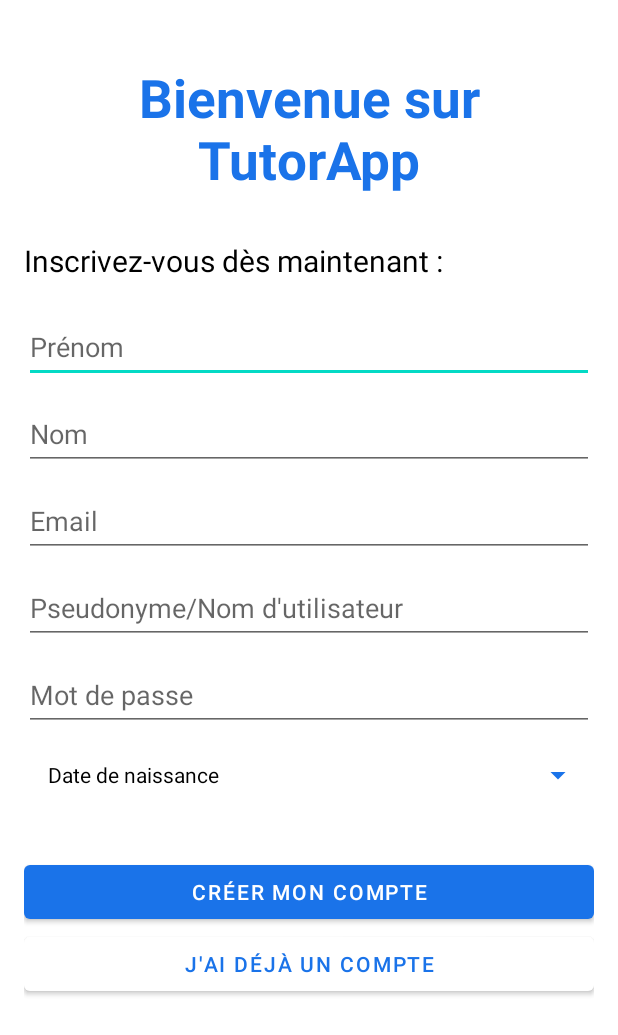
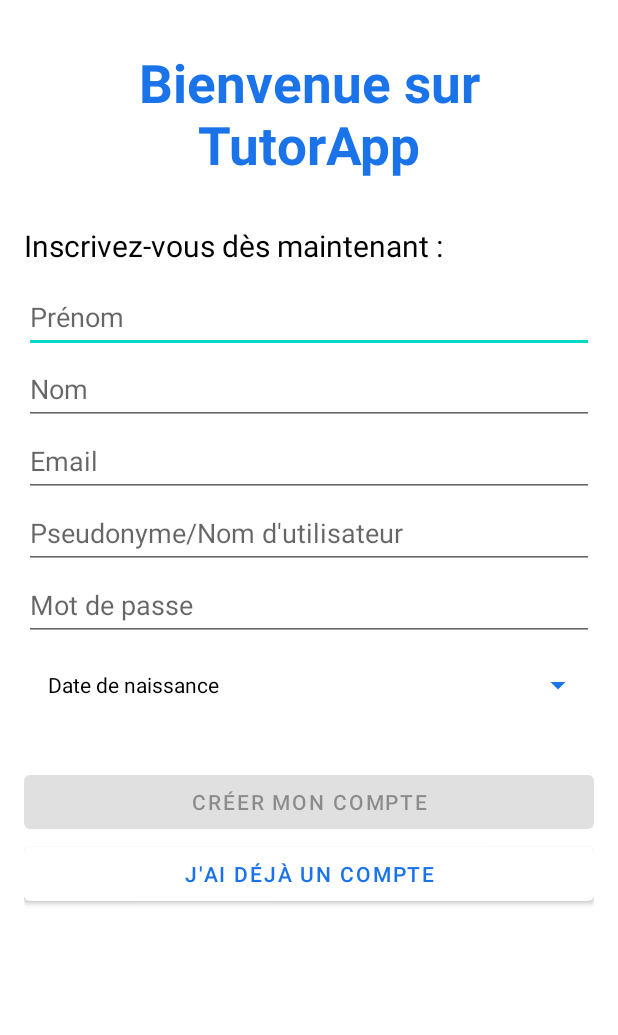
Before and after one commit to toma-demagn/Incoming, an Android app: the screen it shows after launch (SignUpActivity), on a phone screen of 412 x 824 dp. Shown: the top 1035 px of the screen. Run offline under Robolectric (Android 15) with nearby library versions, the phone set to English and light mode, and no system bars.

Commit message:
SignUp : check the empty fields

```diff
--- a/app/src/main/java/com/example/tutorapp/SignUpActivity.kt
+++ b/app/src/main/java/com/example/tutorapp/SignUpActivity.kt
@@ -3,13 +3,22 @@ package com.example.tutorapp
 import android.app.DatePickerDialog
 import android.content.Intent
 import android.os.Bundle
+import android.text.Editable
+import android.text.TextWatcher
+import android.util.Log
 import android.view.View
 import android.widget.Button
+import android.widget.EditText
 import androidx.appcompat.app.AppCompatActivity
 import com.example.tutorapp.ui.login.LoginActivity
 import java.util.*
+import kotlin.collections.ArrayList
 
 class SignUpActivity : AppCompatActivity() {
+
+    private lateinit var editTextList: ArrayList<EditText>
+    private var dateOfBirthValue = ""
+    private var iCount = 0
 
     override fun onCreate(savedInstanceState: Bundle?) {
         super.onCreate(savedInstanceState)
@@ -17,6 +26,52 @@ class SignUpActivity : AppCompatActivity() {
         Locale.setDefault(Locale.FRANCE)
         // Hide the action bar on this activity
         supportActionBar?.hide()
+
+        // Init the edit text inputs
+        val firstNameEditText = findViewById<EditText>(R.id.signUp_firstNameEditText)
+        val lastNameEditText = findViewById<EditText>(R.id.signUp_lastNameEditText)
+        val emailEditText = findViewById<EditText>(R.id.signUp_emailEditText)
+        val usernameEditText = findViewById<EditText>(R.id.signUp_usernameEditText)
+        val passwordEditText = findViewById<EditText>(R.id.signUp_passwordEditText)
+        // Create a list of all edit text
+        editTextList = arrayListOf(firstNameEditText, lastNameEditText, emailEditText, usernameEditText, passwordEditText)
+
+        // Add a listener on each editText
+        for (e in editTextList) {
+            e.addTextChangedListener(object: TextWatcher {
+                override fun beforeTextChanged(p0: CharSequence?, p1: Int, p2: Int, p3: Int) {
+                }
+
+                override fun onTextChanged(p0: CharSequence?, p1: Int, p2: Int, p3: Int) {
+                }
+
+                override fun afterTextChanged(p0: Editable?) {
+                    checkInputsValues()
+                }
+            })
+        }
+    }
+
+    /**
+     * Method to check all the inputs values in order to enable or disable the register button
+     */
+    fun checkInputsValues() {
+        var isDataValid = true
+        // Check the editText inputs
+        for (e in editTextList) {
+            if (e.text.isNullOrEmpty()) {
+                isDataValid = false
+            }
+        }
+        // Check the date of birth value (only if the isDataValid value is still true)
+        if (isDataValid && dateOfBirthValue.isEmpty()) {
+            isDataValid = false
+        }
+        // Enable or disable the register button
+        val registerButton = findViewById<Button>(R.id.signUp_registerButton)
+        registerButton.isEnabled = isDataValid
+        iCount++
+        Log.d("CHECK_INPUT", iCount.toString())
     }
 
     /**
@@ -35,9 +90,12 @@ class SignUpActivity : AppCompatActivity() {
             val monthNumber = month + 1
             val monthString = if (monthNumber<10) "0$monthNumber" else "$monthNumber"
             // Date to String
-            val dateString = "${getString(R.string.birthday)} : $dayString/$monthString/$year"
+            dateOfBirthValue = "$dayString/$monthString/$year"
+            val dateString = "${getString(R.string.dateOfBirth)} : $dateOfBirthValue"
             // Set the text value with the selected date
             datePickerButton.text = dateString
+            // After a date has been selected, check the inputs to enable or not the register button
+            checkInputsValues()
         }, cYear, cMonth, cDay)
         dpd.show()
     }
--- a/app/src/main/java/com/example/tutorapp/ui/login/LoginActivity.kt
+++ b/app/src/main/java/com/example/tutorapp/ui/login/LoginActivity.kt
@@ -117,6 +117,10 @@ class LoginActivity : AppCompatActivity() {
     private fun showLoginFailed(@StringRes errorString: Int) {
         Toast.makeText(applicationContext, errorString, Toast.LENGTH_SHORT).show()
     }
+
+    fun goBackToSignUpActivity(view: View) {
+        finish()
+    }
 }
 
 /**
--- a/app/src/main/res/layout/activity_login.xml
+++ b/app/src/main/res/layout/activity_login.xml
@@ -15,7 +15,7 @@
         android:id="@+id/login_welcomeTextView"
         android:layout_width="0dp"
         android:layout_height="wrap_content"
-        android:layout_marginTop="25dp"
+        android:layout_marginTop="15dp"
         android:text="@string/welcomeOnTutorApp"
         android:textAlignment="center"
         android:textColor="@color/main_blue"
@@ -70,6 +70,7 @@
         android:id="@+id/login_signUpButton"
         android:layout_width="0dp"
         android:layout_height="wrap_content"
+        android:onClick="goBackToSignUpActivity"
         android:text="@string/createAccount"
         android:theme="@style/Button.Outline"
         app:layout_constraintEnd_toEndOf="parent"
--- a/app/src/main/res/layout/activity_sign_up.xml
+++ b/app/src/main/res/layout/activity_sign_up.xml
@@ -15,7 +15,7 @@
         android:id="@+id/signUp_welcomeTextView"
         android:layout_width="0dp"
         android:layout_height="wrap_content"
-        android:layout_marginTop="25dp"
+        android:layout_marginTop="15dp"
         android:text="@string/welcomeOnTutorApp"
         android:textAlignment="center"
         android:textColor="@color/main_blue"
@@ -41,7 +41,7 @@
         android:id="@+id/signUp_firstNameEditText"
         android:layout_width="0dp"
         android:layout_height="@dimen/min_clickable_height"
-        android:layout_marginTop="20dp"
+        android:layout_marginTop="10dp"
         android:autofillHints="first-name,given-name,display-name"
         android:hint="@string/firstName"
         android:inputType="textPersonName"
@@ -54,7 +54,6 @@
         android:id="@+id/signUp_lastNameEditText"
         android:layout_width="0dp"
         android:layout_height="wrap_content"
-        android:layout_marginTop="10dp"
         android:autofillHints="last-name,family-name"
         android:hint="@string/lastName"
         android:inputType="textPersonName"
@@ -67,7 +66,6 @@
         android:id="@+id/signUp_emailEditText"
         android:layout_width="0dp"
         android:layout_height="wrap_content"
-        android:layout_marginTop="10dp"
         android:autofillHints="emailAddress,email,email-address"
         android:hint="@string/prompt_email"
         android:inputType="textEmailAddress"
@@ -80,7 +78,6 @@
         android:id="@+id/signUp_usernameEditText"
         android:layout_width="0dp"
         android:layout_height="wrap_content"
-        android:layout_marginTop="10dp"
         android:autofillHints="username"
         android:hint="@string/username"
         android:inputType="text"
@@ -93,7 +90,6 @@
         android:id="@+id/signUp_passwordEditText"
         android:layout_width="0dp"
         android:layout_height="wrap_content"
-        android:layout_marginTop="10dp"
         android:hint="@string/prompt_password"
         android:importantForAutofill="no"
         android:inputType="textPassword"
@@ -111,7 +107,7 @@
         android:layout_marginTop="5dp"
         android:minHeight="@dimen/min_clickable_height"
         android:onClick="editDateOfBirth"
-        android:text="@string/birthday"
+        android:text="@string/dateOfBirth"
         android:textColor="@color/black"
         app:layout_constraintEnd_toEndOf="parent"
         app:layout_constraintStart_toStartOf="parent"
@@ -122,6 +118,7 @@
         android:layout_width="0dp"
         android:layout_height="wrap_content"
         android:layout_marginTop="30dp"
+        android:enabled="false"
         android:minHeight="@dimen/min_clickable_height"
         android:onClick="createAccount"
         android:text="@string/createAccount"
--- a/app/src/main/res/values/strings.xml
+++ b/app/src/main/res/values/strings.xml
@@ -40,7 +40,7 @@
     <string name="localisation">Localisation</string>
     <string name="autor">Auteur de l\'annonce</string>
     <string name="contact">Contacter</string>
-    <string name="birthday">Date de naissance</string>
+    <string name="dateOfBirth">Date de naissance</string>
     <string name="alreadyHaveAnAccount">J\'ai déjà un compte</string>
     <string name="username">Pseudonyme/Nom d\'utilisateur</string>
 </resources>
```
